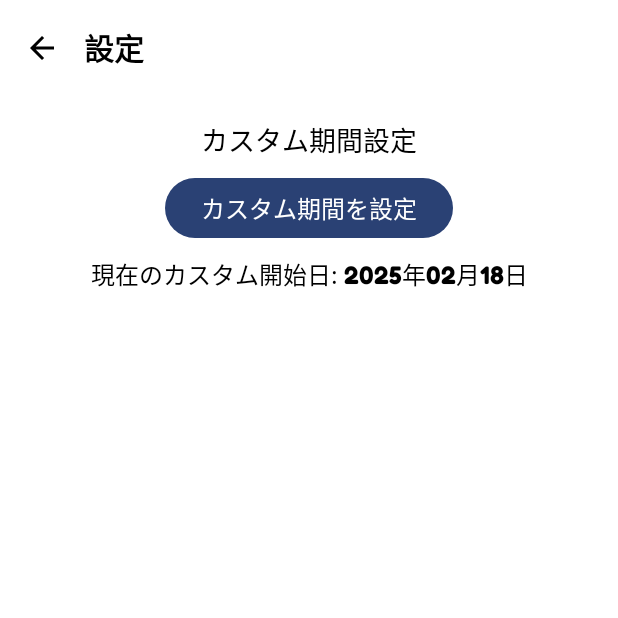
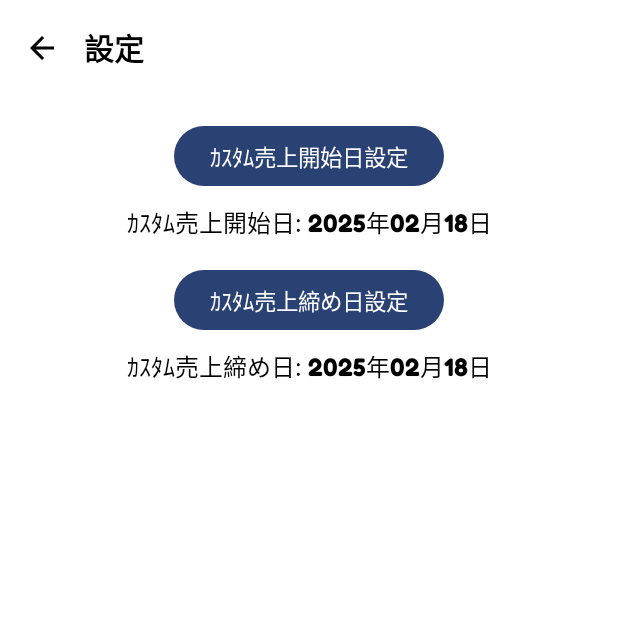
Before and after one commit to tomaspoppo/iikagennnishiro, an Android app built with Jetpack Compose: the screen it shows after launch (MainActivity), after a tap on "設定", on a phone screen of 412 x 824 dp, the top half of it. Run offline under Robolectric (Android 15) with nearby library versions, the light colour scheme and no system bars; Roboto replaces fonts that are not available here.

Commit message:
Fix: スプラッシュ画面大量ホタル→設定画面でｶｽﾀﾑ売上開始締日ボタン設置

```diff
--- a/app/src/main/java/com/example/iikagennnishiro/ui/SettingsScreen.kt
+++ b/app/src/main/java/com/example/iikagennnishiro/ui/SettingsScreen.kt
@@ -27,14 +27,17 @@ fun SettingsScreen(navController: NavController, onBackClick: () -> Unit) {
     val sharedPreferences = context.getSharedPreferences("SalesData", Context.MODE_PRIVATE)
 
     var customStartDate by remember { mutableStateOf("") }
+    var customEndDate by remember { mutableStateOf("") }
     var showCustomDateDialog by remember { mutableStateOf(false) }
     var showFirstDialog by remember { mutableStateOf(false) }
+    var showEndDialog by remember { mutableStateOf(false) }
 
     LaunchedEffect(Unit) {
         println("⚙ 設定画面が開いた") // デバッグログ
         try {
             val today = SimpleDateFormat("yyyy年MM月dd日", Locale.JAPAN).format(Date())
             customStartDate = sharedPreferences.getString("CustomStartDate", today) ?: "未設定"
+            customEndDate = sharedPreferences.getString("CustomEndDate", today) ?: "未設定"
         } catch (e: Exception) {
             println("エラー: ${e.localizedMessage}")
         }
@@ -61,26 +64,30 @@ fun SettingsScreen(navController: NavController, onBackClick: () -> Unit) {
                     .padding(16.dp),
                 horizontalAlignment = Alignment.CenterHorizontally
             ) {
-                Text("カスタム期間設定", fontSize = 18.sp, color = Color.Black)
-                Spacer(modifier = Modifier.height(8.dp))
-
                 Button(onClick = { showFirstDialog = true }) {
-                    Text("カスタム期間を設定", fontSize = 16.sp)
+                    Text("ｶｽﾀﾑ売上開始日設定", fontSize = 15.sp)
                 }
-
                 Spacer(modifier = Modifier.height(8.dp))
                 Text(
-                    "現在のカスタム開始日: ${if (customStartDate.isNotEmpty()) customStartDate else "未設定"}",
+                    "ｶｽﾀﾑ売上開始日: ${if (customStartDate.isNotEmpty()) customStartDate else "未設定"}",
+                    fontSize = 16.sp,
+                    color = Color.Black
+                )
+                Spacer(modifier = Modifier.height(16.dp))
+                Button(onClick = { showEndDialog = true }) {
+                    Text("ｶｽﾀﾑ売上締め日設定", fontSize = 15.sp)
+                }
+                Spacer(modifier = Modifier.height(8.dp))
+                Text(
+                    "ｶｽﾀﾑ売上締め日: ${if (customEndDate.isNotEmpty()) customEndDate else "未設定"}",
                     fontSize = 16.sp,
                     color = Color.Black
                 )
 
-                // 🔹 最初のダイアログ
                 if (showFirstDialog) {
                     AlertDialog(
                         onDismissRequest = { showFirstDialog = false },
-                        title = { Text("カレンダー表示") },
-                        text = { Text("今からカレンダーが表示されます。売上開始日をタップしてください。") },
+                        text = { Text("売上開始日を決めて下さい") },
                         confirmButton = {
                             Button(
                                 onClick = {
@@ -100,16 +107,38 @@ fun SettingsScreen(navController: NavController, onBackClick: () -> Unit) {
                     )
                 }
 
-                // 🔹 カレンダー表示
+                if (showEndDialog) {
+                    AlertDialog(
+                        onDismissRequest = { showEndDialog = false },
+                        text = { Text("売上締め日を決めて下さい") },
+                        confirmButton = {
+                            Button(
+                                onClick = {
+                                    showEndDialog = false
+                                    showCustomDateDialog = true
+                                },
+                                colors = ButtonDefaults.buttonColors(containerColor = Color(0xFFFFC0CB))
+                            ) {
+                                Text("はい")
+                            }
+                        },
+                        dismissButton = {
+                            Button(onClick = { showEndDialog = false }) {
+                                Text("いいえ")
+                            }
+                        }
+                    )
+                }
+
                 if (showCustomDateDialog) {
                     val calendar = Calendar.getInstance()
 
                     DatePickerDialog(
                         context,
-                        { _, startYear, startMonth, startDayOfMonth ->
-                            val startDate = "${startYear}年${startMonth + 1}月${startDayOfMonth}日"
-                            customStartDate = startDate
-                            saveCustomDateRange(context, startDate, startDate)
+                        { _, year, month, dayOfMonth ->
+                            val date = "${year}年${month + 1}月${dayOfMonth}日"
+                            if (showFirstDialog) customStartDate = date else customEndDate = date
+                            saveCustomDateRange(context, customStartDate, customEndDate)
                             showCustomDateDialog = false
                         },
                         calendar.get(Calendar.YEAR),
```
